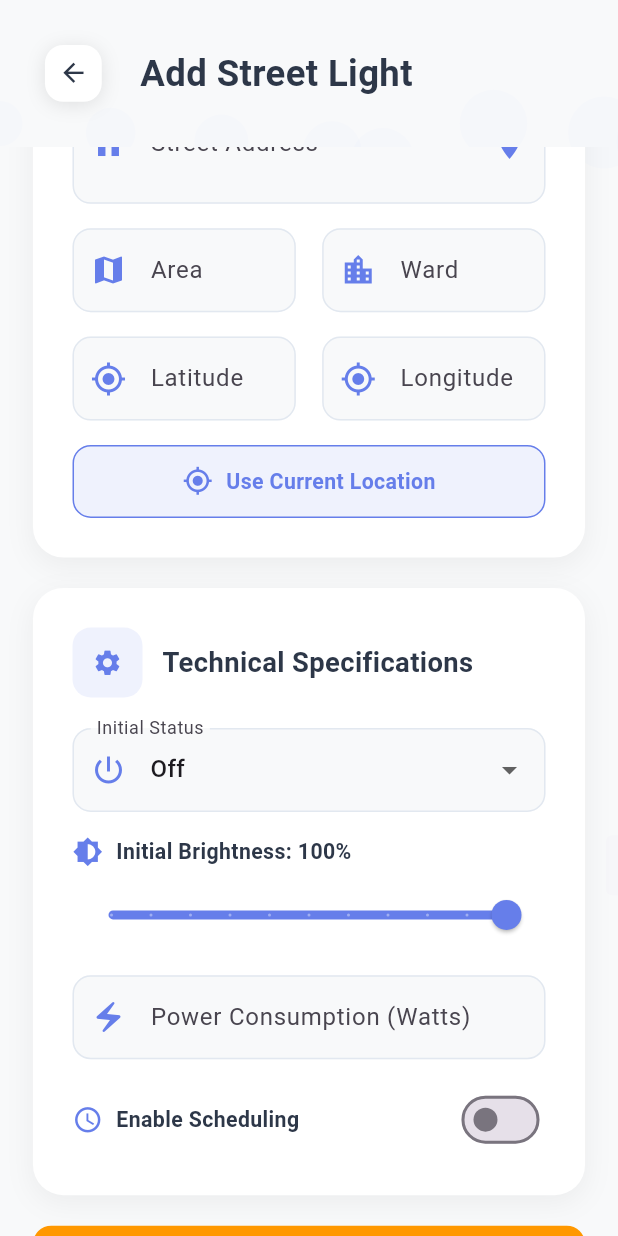
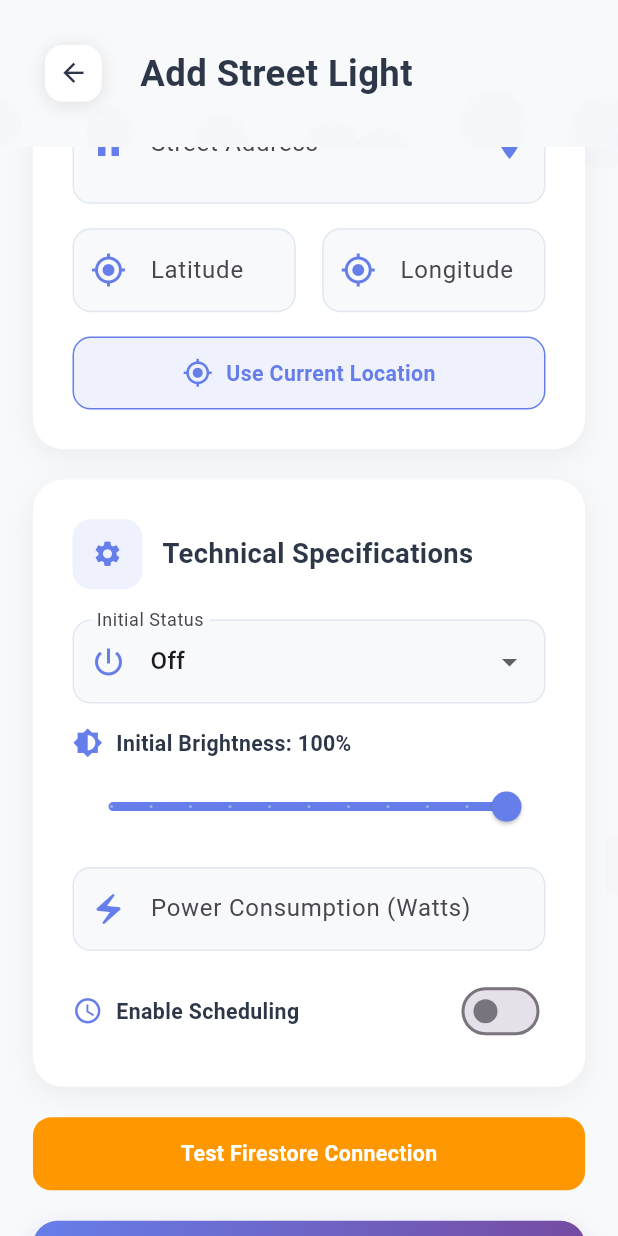
Before and after one commit to MITHINVEL/Main_project, a Flutter app: the AddStreetLightScreen screen opened directly, scrolled down 576 dp, on a phone screen of 412 x 824 dp. Run offline on Flutter 3.47's test engine with Material 3 defaults, Android fonts, the phone set to English and light mode, and no system bars; drawn by our look-alikes of flutter_animate; our stand-ins replace cloud_firestore, firebase_auth, firebase_core, flutter_screenutil, geocoding, geolocator and 7 more; accounts and stored records are empty.

Commit message:
Remove area and ward input fields from add screen
The area and ward text fields were removed from the AddStreetLightScreen form. This streamlines the UI and may reflect a change in requirements or data collection for street light entries.

```diff
--- a/monitoring_system_for_street_lights/lib/screens/street_light/add_street_light_screen.dart
+++ b/monitoring_system_for_street_lights/lib/screens/street_light/add_street_light_screen.dart
@@ -419,26 +419,7 @@ class _AddStreetLightScreenState extends State<AddStreetLightScreen>
                               },
                             ),
                             SizedBox(height: 16.h),
-                            Row(
-                              children: [
-                                Expanded(
-                                  child: _buildTextField(
-                                    controller: _areaController,
-                                    label: 'Area',
-                                    icon: Icons.map,
-                                  ),
-                                ),
-                                SizedBox(width: 16.w),
-                                Expanded(
-                                  child: _buildTextField(
-                                    controller: _wardController,
-                                    label: 'Ward',
-                                    icon: Icons.location_city,
-                                  ),
-                                ),
-                              ],
-                            ),
-                            SizedBox(height: 16.h),
+
                             Row(
                               children: [
                                 Expanded(
```
